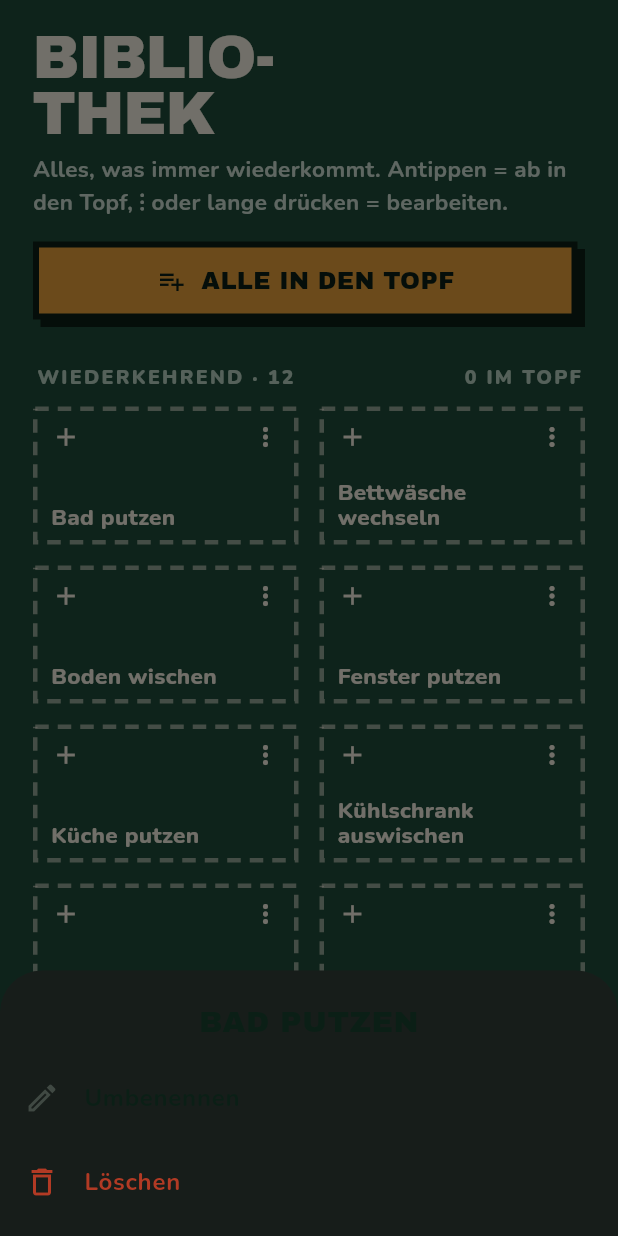
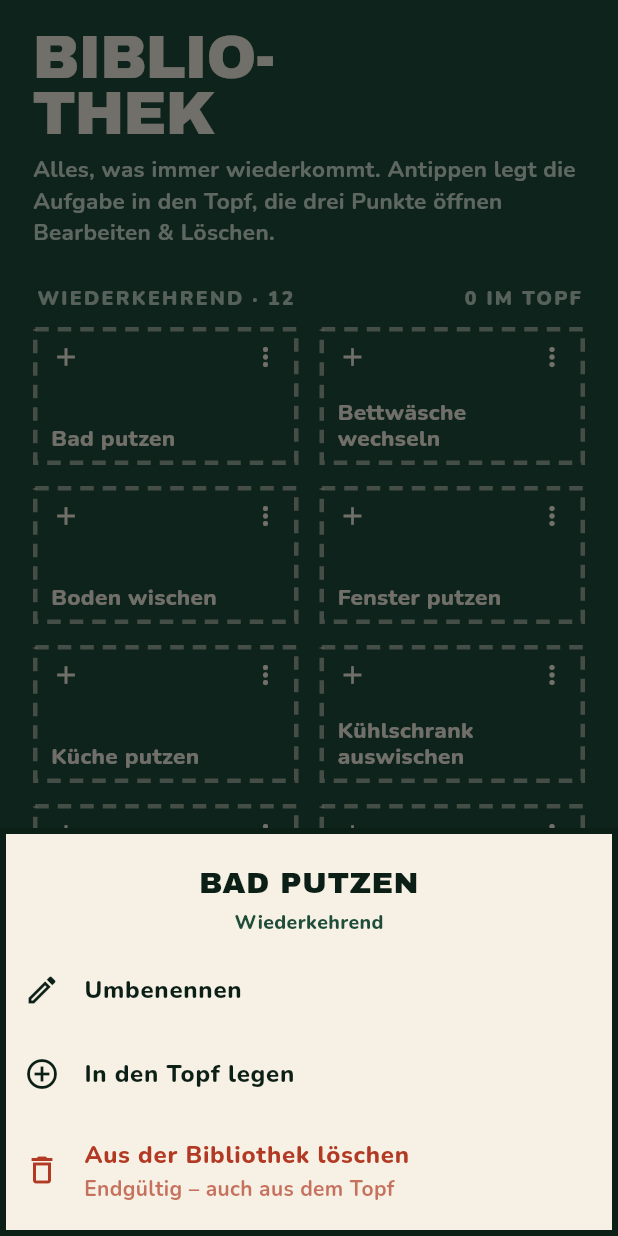
Before and after one commit to LeoStumpf/Putzwuerfel, a Flutter app: the LibraryPage widget shown alone on an empty page, opened directly with empty values, after a tap on the "more vert" icon, on a phone screen of 412 x 824 dp. Run offline on Flutter 3.47's test engine with Material 3 defaults, Android fonts, the phone set to English and light mode, and no system bars; our stand-ins replace flutter_svg, shared_preferences; accounts and stored records are empty.

Commit message:
UX: Löschen nur in der Bibliothek, kein „alle in den Topf“, Menü lesbar
- Im Topf nur „Aus dem Topf nehmen“ (wiederkehrende bleiben in der
  Bibliothek), endgültiges Löschen nur in der Bibliothek
- „Alle in den Topf“ und „Wiederkehrende auffüllen“ entfernt; leerer Topf
  führt zur Bibliothek
- Bottom-Sheet war dunkel hinterlegt (Texte unsichtbar) – jetzt creme,
  mit Erklärzeilen

Co-Authored-By: Claude Opus 5.5 <noreply@anthropic.com>

```diff
--- a/lib/main.dart
+++ b/lib/main.dart
@@ -44,11 +44,18 @@ void _snack(ScaffoldMessengerState messenger, String text,
     ));
 }
 
-/// Bearbeiten-Menü für eine Aufgabe (Topf-Liste und Bibliothek):
-/// umbenennen, aus dem Topf nehmen, zur Bibliothek, löschen (mit Rückgängig).
-Future<void> showChoreMenu(
-    BuildContext context, ChoreStore store, Chore c) async {
+/// Wo das Menü geöffnet wurde – bestimmt, was „entfernen“ bedeutet.
+enum MenuPlace { pot, library }
+
+/// Bearbeiten-Menü für eine Aufgabe.
+///
+/// * Im **Topf** wirkt alles nur auf den Topf: „Aus dem Topf nehmen“
+///   (wiederkehrende bleiben in der Bibliothek, einmalige sind dann weg).
+/// * In der **Bibliothek** wird endgültig gelöscht.
+Future<void> showChoreMenu(BuildContext context, ChoreStore store, Chore c,
+    {required MenuPlace place}) async {
   final messenger = ScaffoldMessenger.of(context);
+  final inPotView = place == MenuPlace.pot;
   final action = await showModalBottomSheet<String>(
     context: context,
     builder: (context) => Theme(
@@ -58,37 +65,57 @@ Future<void> showChoreMenu(
           mainAxisSize: MainAxisSize.min,
           children: [
             Padding(
-              padding: const EdgeInsets.fromLTRB(20, 20, 20, 8),
+              padding: const EdgeInsets.fromLTRB(20, 22, 20, 2),
               child: Text(c.title.toUpperCase(),
                   textAlign: TextAlign.center,
                   style: const TextStyle(
                       fontFamily: K.display, fontSize: 20, color: K.ink)),
             ),
-            ListTile(
+            Text(
+              c.repeating ? 'Wiederkehrend' : 'Einmalig',
+              style: const TextStyle(
+                  color: K.green, fontWeight: FontWeight.w800, fontSize: 13),
+            ),
+            const SizedBox(height: 8),
+            _MenuItem(
               key: const Key('menu-rename'),
-              leading: const Icon(Icons.edit_outlined),
-              title: const Text('Umbenennen'),
-              onTap: () => Navigator.pop(context, 'rename'),
+              icon: Icons.edit_outlined,
+              title: 'Umbenennen',
+              value: 'rename',
             ),
-            if (c.repeating && c.inPot)
-              ListTile(
+            if (inPotView && !c.repeating)
+              const _MenuItem(
+                key: Key('menu-lib'),
+                icon: Icons.repeat,
+                title: 'Zur Bibliothek hinzufügen',
+                subtitle: 'Wird ab jetzt wiederkehrend',
+                value: 'lib',
+              ),
+            if (!inPotView && !c.inPot)
+              const _MenuItem(
+                key: Key('menu-in'),
+                icon: Icons.add_circle_outline,
+                title: 'In den Topf legen',
+                value: 'in',
+              ),
+            if (c.inPot)
+              _MenuItem(
                 key: const Key('menu-out'),
-                leading: const Icon(Icons.remove_circle_outline),
-                title: const Text('Aus dem Topf nehmen'),
-                onTap: () => Navigator.pop(context, 'out'),
+                icon: Icons.remove_circle_outline,
+                title: 'Aus dem Topf nehmen',
+                subtitle: c.repeating
+                    ? 'Bleibt in der Bibliothek'
+                    : 'Einmalige Aufgabe – ist danach weg',
+                value: 'out',
               ),
-            if (!c.repeating)
-              ListTile(
-                key: const Key('menu-lib'),
-                leading: const Icon(Icons.repeat),
-                title: const Text('Zur Bibliothek hinzufügen'),
-                onTap: () => Navigator.pop(context, 'lib'),
-              ),
-            ListTile(
-              key: const Key('menu-delete'),
-              leading: const Icon(Icons.delete_outline, color: K.red),
-              title: const Text('Löschen', style: TextStyle(color: K.red)),
-              onTap: () => Navigator.pop(context, 'delete'),
+            if (!inPotView)
+              const _MenuItem(
+                key: Key('menu-delete'),
+                icon: Icons.delete_outline,
+                title: 'Aus der Bibliothek löschen',
+                subtitle: 'Endgültig – auch aus dem Topf',
+                value: 'delete',
+                danger: true,
               ),
             const SizedBox(height: 8),
           ],
@@ -97,6 +124,8 @@ Future<void> showChoreMenu(
     ),
   );
   if (!context.mounted) return;
+  final snapshot =
+      Chore(id: c.id, title: c.title, repeating: c.repeating, inPot: c.inPot);
   switch (action) {
     case 'rename':
       final t = await showDialog<String>(
@@ -104,16 +133,59 @@ Future<void> showChoreMenu(
         builder: (_) => RenameDialog(initial: c.title),
       );
       if (t != null) await store.rename(c.id, t);
+    case 'lib':
+      await store.makeRepeating(c.id);
+      _snack(messenger, '„${c.title}“ ist jetzt in der Bibliothek');
+    case 'in':
+      await store.addToPot(c.id);
     case 'out':
       await store.removeFromPot(c.id);
-    case 'lib':
-      await store.makeRepeating(c.id);
+      _snack(
+          messenger,
+          c.repeating
+              ? '„${c.title}“ aus dem Topf genommen'
+              : '„${c.title}“ entfernt',
+          actionLabel: 'Rückgängig',
+          onAction: () => store.restore(snapshot));
     case 'delete':
-      final snapshot = Chore(
-          id: c.id, title: c.title, repeating: c.repeating, inPot: c.inPot);
       await store.delete(c.id);
       _snack(messenger, '„${c.title}“ gelöscht',
           actionLabel: 'Rückgängig', onAction: () => store.restore(snapshot));
+  }
+}
+
+class _MenuItem extends StatelessWidget {
+  const _MenuItem({
+    super.key,
+    required this.icon,
+    required this.title,
+    required this.value,
+    this.subtitle,
+    this.danger = false,
+  });
+
+  final IconData icon;
+  final String title;
+  final String? subtitle;
+  final String value;
+  final bool danger;
+
+  @override
+  Widget build(BuildContext context) {
+    final color = danger ? K.red : K.ink;
+    return ListTile(
+      leading: Icon(icon, color: color),
+      title: Text(title,
+          style: TextStyle(
+              color: color, fontWeight: FontWeight.w800, fontSize: 16)),
+      subtitle: subtitle == null
+          ? null
+          : Text(subtitle!,
+              style: TextStyle(
+                  color: color.withValues(alpha: 0.7),
+                  fontWeight: FontWeight.w700)),
+      onTap: () => Navigator.pop(context, value),
+    );
   }
 }
 
@@ -148,7 +220,10 @@ class _HomePageState extends State<HomePage> {
             body = ResultPage(store: store, chore: current);
             key = 'result-${current.id}';
           } else if (_tab == 0) {
-            body = PotPage(store: store, random: widget.random);
+            body = PotPage(
+                store: store,
+                random: widget.random,
+                onOpenLibrary: () => setState(() => _tab = 1));
             key = 'pot';
           } else {
             body = LibraryPage(store: store);
@@ -299,9 +374,14 @@ class _TabButton extends StatelessWidget {
 // ---------------------------------------------------------------------------
 
 class PotPage extends StatefulWidget {
-  const PotPage({super.key, required this.store, this.random});
+  const PotPage(
+      {super.key,
+      required this.store,
+      required this.onOpenLibrary,
+      this.random});
 
   final ChoreStore store;
+  final VoidCallback onOpenLibrary;
   final Random? random;
 
   @override
@@ -398,7 +478,7 @@ class _PotPageState extends State<PotPage> with SingleTickerProviderStateMixin {
           child: Padding(
             padding: const EdgeInsets.fromLTRB(22, 0, 22, 0),
             child: pot.isEmpty
-                ? _EmptyPot(store: store)
+                ? _EmptyPot(onOpenLibrary: widget.onOpenLibrary)
                 : PopButton(
                     key: const Key('roll'),
                     label: _rolling ? 'WÜRFELT …' : 'JETZT WÜRFELN!',
@@ -450,7 +530,8 @@ class _PotPageState extends State<PotPage> with SingleTickerProviderStateMixin {
                   key: ValueKey('row-${c.id}'),
                   title: c.title,
                   repeating: c.repeating,
-                  onTap: () => showChoreMenu(context, store, c),
+                  onTap: () =>
+                      showChoreMenu(context, store, c, place: MenuPlace.pot),
                 ),
               );
             },
@@ -463,33 +544,33 @@ class _PotPageState extends State<PotPage> with SingleTickerProviderStateMixin {
 }
 
 class _EmptyPot extends StatelessWidget {
-  const _EmptyPot({required this.store});
+  const _EmptyPot({required this.onOpenLibrary});
 
-  final ChoreStore store;
+  final VoidCallback onOpenLibrary;
 
   @override
   Widget build(BuildContext context) {
     return Column(
       children: [
         const Text(
-          'Der Topf ist leer.\nFüge mit + Aufgaben hinzu.',
+          'Der Topf ist leer.\nLeg Aufgaben aus der Bibliothek rein\n'
+          'oder füge mit + neue hinzu.',
           textAlign: TextAlign.center,
           style: TextStyle(
               color: K.soft, fontWeight: FontWeight.w800, fontSize: 16),
         ),
-        if (store.hasRepeatingOutsidePot) ...[
         const SizedBox(height: 16),
         PopButton(
-            label: 'WIEDERKEHRENDE AUFFÜLLEN',
-            icon: Icons.playlist_add,
+          key: const Key('openLib'),
+          label: 'ZUR BIBLIOTHEK',
+          icon: Icons.inventory_2_outlined,
           background: K.mustard,
           foreground: K.ink,
           height: 54,
           fontSize: 16,
           shadowOffset: 5,
-            onPressed: store.addAllRepeatingToPot,
+          onPressed: onOpenLibrary,
         ),
-        ],
       ],
     );
   }
@@ -732,30 +813,12 @@ class LibraryPage extends StatelessWidget {
                 Text('BIBLIO-\nTHEK', style: K.headline),
                 SizedBox(height: 8),
                 Text(
-                  'Alles, was immer wiederkommt. Antippen = ab in den Topf, '
-                  '⋮ oder lange drücken = bearbeiten.',
+                  'Alles, was immer wiederkommt. Antippen legt die Aufgabe '
+                  'in den Topf, die drei Punkte öffnen Bearbeiten & Löschen.',
                   style: TextStyle(
                       color: K.soft, fontWeight: FontWeight.w700, fontSize: 15),
                 ),
               ],
-            ),
-          ),
-        ),
-        SliverToBoxAdapter(
-          child: Padding(
-            padding: const EdgeInsets.fromLTRB(22, 16, 22, 0),
-            child: PopButton(
-              key: const Key('allIn'),
-              label: 'ALLE IN DEN TOPF',
-              icon: Icons.playlist_add,
-              background: K.mustard,
-              foreground: K.ink,
-              height: 52,
-              fontSize: 16,
-              shadowOffset: 5,
-              onPressed: store.hasRepeatingOutsidePot
-                  ? store.addAllRepeatingToPot
-                  : null,
             ),
           ),
         ),
@@ -791,7 +854,8 @@ class LibraryPage extends StatelessWidget {
                 return _LibraryTile(
                   chore: c,
                   onTap: c.inPot ? null : () => store.addToPot(c.id),
-                  onLongPress: () => showChoreMenu(context, store, c),
+                  onLongPress: () => showChoreMenu(context, store, c,
+                      place: MenuPlace.library),
                 );
               },
             ),
--- a/lib/store.dart
+++ b/lib/store.dart
@@ -87,9 +87,6 @@ class ChoreStore extends ChangeNotifier {
   /// Alle wiederkehrenden Aufgaben (die Bibliothek), alphabetisch.
   List<Chore> get library => _chores.where((c) => c.repeating).toList()
     ..sort((a, b) => a.title.toLowerCase().compareTo(b.title.toLowerCase()));
-
-  bool get hasRepeatingOutsidePot =>
-      _chores.any((c) => c.repeating && !c.inPot);
 
   Chore? byId(String id) {
     for (final c in _chores) {
@@ -217,13 +214,6 @@ class ChoreStore extends ChangeNotifier {
     await _save();
   }
 
-  Future<void> addAllRepeatingToPot() async {
-    for (final c in _chores) {
-      if (c.repeating) c.inPot = true;
-    }
-    await _save();
-  }
-
   Future<void> rename(String id, String title) async {
     final c = byId(id);
     final t = title.trim();
--- a/lib/ui.dart
+++ b/lib/ui.dart
@@ -54,6 +54,12 @@ ThemeData buildTheme() {
     colorScheme: scheme,
     fontFamily: K.body,
     scaffoldBackgroundColor: K.green,
+    bottomSheetTheme: const BottomSheetThemeData(
+      backgroundColor: K.cream,
+      modalBackgroundColor: K.cream,
+      surfaceTintColor: Colors.transparent,
+      shape: _inkBorder,
+    ),
     snackBarTheme: const SnackBarThemeData(
       behavior: SnackBarBehavior.floating,
       backgroundColor: K.cream,
--- a/pubspec.yaml
+++ b/pubspec.yaml
@@ -16,7 +16,7 @@ publish_to: 'none' # Remove this line if you wish to publish to pub.dev
 # https://developer.apple.com/library/archive/documentation/General/Reference/InfoPlistKeyReference/Articles/CoreFoundationKeys.html
 # In Windows, build-name is used as the major, minor, and patch parts
 # of the product and file versions while build-number is used as the build suffix.
-version: 1.3.0+5
+version: 1.3.1+6
 
 environment:
   sdk: ^3.12.0
```
Also changed, not shown: 3 other files. Lines whose indentation alone changed are shown as unchanged.
